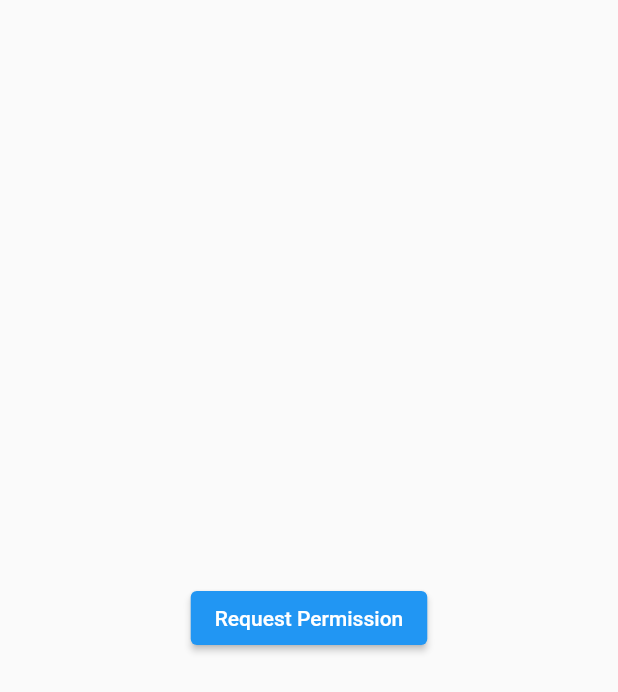
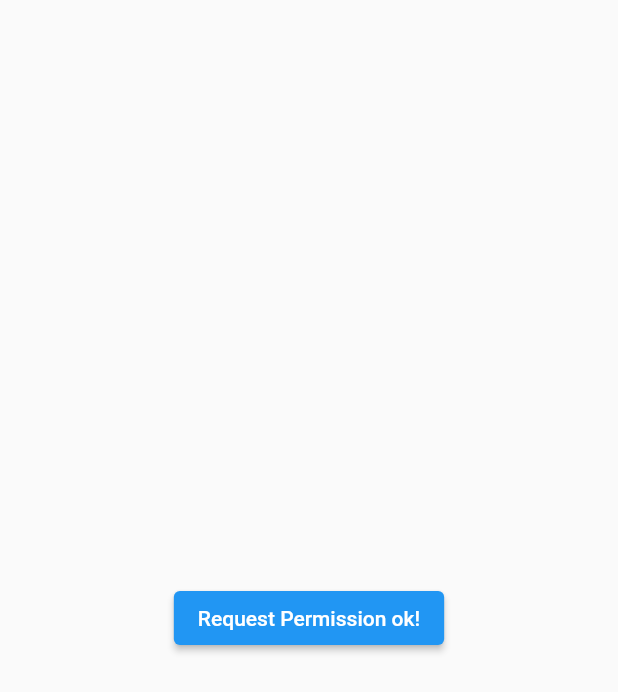
Before and after one commit to erdemgocen44/Awesome-Compass, a Flutter app: the screen it shows after launch, on a phone screen of 412 x 824 dp. Shown: the top 692 px of the screen. Run offline on Flutter 3.47's test engine with Material 2 defaults, Android fonts, the phone set to English and light mode, and no system bars; our stand-ins replace permission_handler.

Commit message:
buildPermission ok

```diff
--- a/lib/main.dart
+++ b/lib/main.dart
@@ -57,7 +57,7 @@
   Widget _buildPermissionSheet() {
     return Center(
       child: ElevatedButton(
-        child: const Text('Request Permission'),
+        child: const Text('Request Permission ok!'),
         onPressed: () {
           Permission.locationWhenInUse.request().then((value) {
             _fetchPermissionStatus();
```
Also changed, not shown: 1 other file.
